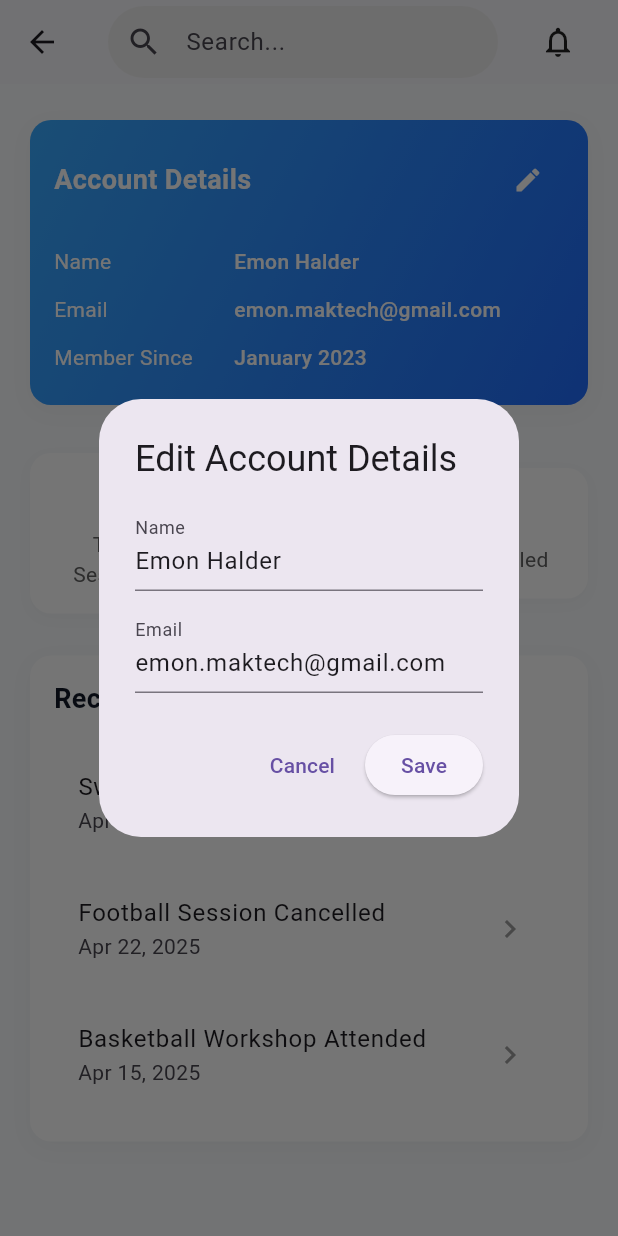
After one commit to MTS-Services/Batteryqk_web-version-App-, a Flutter app: the Account screen opened directly, after a tap on the "edit" icon, on a phone screen of 412 x 824 dp. The commit adds this screen. Run offline on Flutter 3.47's test engine with Material 3 defaults, Android fonts, the phone set to English and light mode, and no system bars; our stand-ins replace dropdown_button2.

Commit message:
account page done

```diff
--- /dev/null
+++ b/lib/features/authentication/views/account.dart
@@ -0,0 +1,298 @@
+import 'package:batteryqk_web_app/common/widgets/custom_app_bar.dart';
+import 'package:flutter/material.dart';
+
+class Account extends StatefulWidget {
+  const Account({super.key});
+
+  @override
+  State<Account> createState() => _AccountState();
+}
+
+class _AccountState extends State<Account> {
+  String name = 'Emon Halder';
+  String email = 'emon.maktech@gmail.com';
+
+  void _editAccountDetails() {
+    final nameController = TextEditingController(text: name);
+    final emailController = TextEditingController(text: email);
+
+    showDialog(
+      context: context,
+      builder:
+          (context) => AlertDialog(
+            title: const Text('Edit Account Details'),
+            content: Column(
+              mainAxisSize: MainAxisSize.min,
+              children: [
+                TextField(
+                  controller: nameController,
+                  decoration: const InputDecoration(labelText: 'Name'),
+                ),
+                const SizedBox(height: 12),
+                TextField(
+                  controller: emailController,
+                  decoration: const InputDecoration(labelText: 'Email'),
+                ),
+              ],
+            ),
+            actions: [
+              TextButton(
+                onPressed: () => Navigator.of(context).pop(),
+                child: const Text('Cancel'),
+              ),
+              ElevatedButton(
+                onPressed: () {
+                  setState(() {
+                    name = nameController.text;
+                    email = emailController.text;
+                  });
+                  Navigator.of(context).pop();
+                },
+                child: const Text('Save'),
+              ),
+            ],
+          ),
+    );
+  }
+
+  @override
+  Widget build(BuildContext context) {
+    return Scaffold(
+      appBar: const PreferredSize(
+        preferredSize: Size.fromHeight(kToolbarHeight),
+        child: CustomAppBar(),
+      ),
+      backgroundColor: const Color(0xFFF8FAFC),
+      body: SingleChildScrollView(
+        padding: const EdgeInsets.symmetric(horizontal: 20, vertical: 24),
+        child: Column(
+          crossAxisAlignment: CrossAxisAlignment.start,
+          children: [
+            _sectionCard(
+              title: 'Account Details',
+              onEdit: _editAccountDetails,
+              children: [
+                _InfoRow(label: 'Name', value: name),
+                _InfoRow(label: 'Email', value: email),
+                const _InfoRow(label: 'Member Since', value: 'January 2023'),
+              ],
+            ),
+            const SizedBox(height: 24),
+
+            // Stats Grid
+            Row(
+              children: const [
+                _StatCard(label: 'Total Sessions', value: '12'),
+                SizedBox(width: 12),
+                _StatCard(label: 'Upcoming', value: '3'),
+                SizedBox(width: 12),
+                _StatCard(label: 'Cancelled', value: '1'),
+              ],
+            ),
+            const SizedBox(height: 28),
+
+            // Recent Activity
+            _sectionCard(
+              title: 'Recent Activity',
+              children: const [
+                _ActivityItem(
+                  title: 'Swimming Session Booked',
+                  date: 'Apr 28, 2025',
+                ),
+                _ActivityItem(
+                  title: 'Football Session Cancelled',
+                  date: 'Apr 22, 2025',
+                ),
+                _ActivityItem(
+                  title: 'Basketball Workshop Attended',
+                  date: 'Apr 15, 2025',
+                ),
+              ],
+            ),
+          ],
+        ),
+      ),
+    );
+  }
+
+  Widget _sectionCard({
+    required String title,
+    List<Widget> children = const [],
+    VoidCallback? onEdit,
+  }) {
+    final bool isGradient = title == 'Account Details';
+
+    final content = Column(
+      crossAxisAlignment: CrossAxisAlignment.start,
+      children: [
+        Row(
+          children: [
+            Expanded(
+              child: Text(
+                title,
+                style: TextStyle(
+                  fontSize: 18,
+                  fontWeight: FontWeight.w600,
+                  color: isGradient ? Colors.white : const Color(0xFF111827),
+                ),
+              ),
+            ),
+            if (onEdit != null)
+              IconButton(
+                icon: Icon(
+                  Icons.edit,
+                  size: 20,
+                  color: isGradient ? Colors.white : Colors.blue,
+                ),
+                onPressed: onEdit,
+                tooltip: 'Edit',
+              ),
+          ],
+        ),
+        const SizedBox(height: 14),
+        ...children,
+      ],
+    );
+
+    final boxDecoration = BoxDecoration(
+      gradient:
+          isGradient
+              ? const LinearGradient(
+                colors: [Color(0xFF38A9FF), Color(0xff206CFD)],
+                begin: Alignment.topLeft,
+                end: Alignment.bottomRight,
+              )
+              : null,
+      color: isGradient ? null : Colors.white,
+      borderRadius: BorderRadius.circular(14),
+      boxShadow: [
+        BoxShadow(
+          color: Colors.grey.withOpacity(0.08),
+          blurRadius: 12,
+          offset: const Offset(0, 4),
+        ),
+      ],
+    );
+
+    return Container(
+      width: double.infinity,
+      padding: const EdgeInsets.all(16),
+      margin: const EdgeInsets.only(bottom: 8),
+      decoration: boxDecoration,
+      child:
+          isGradient
+              ? Theme(
+                data: Theme.of(context).copyWith(
+                  textTheme: Theme.of(context).textTheme.apply(
+                    bodyColor: Colors.white,
+                    displayColor: Colors.white,
+                  ),
+                ),
+                child: content,
+              )
+              : content,
+    );
+  }
+}
+
+class _InfoRow extends StatelessWidget {
+  final String label;
+  final String value;
+
+  const _InfoRow({required this.label, required this.value});
+
+  @override
+  Widget build(BuildContext context) {
+    return Padding(
+      padding: const EdgeInsets.symmetric(vertical: 6),
+      child: Row(
+        children: [
+          SizedBox(
+            width: 120,
+            child: Text(
+              label,
+              style: Theme.of(
+                context,
+              ).textTheme.bodyMedium?.copyWith(color: Colors.white),
+            ),
+          ),
+          Expanded(
+            child: Text(
+              value,
+              style: const TextStyle(
+                fontWeight: FontWeight.w500,
+                color: Colors.white,
+              ),
+            ),
+          ),
+        ],
+      ),
+    );
+  }
+}
+
+class _StatCard extends StatelessWidget {
+  final String label;
+  final String value;
+
+  const _StatCard({required this.label, required this.value});
+
+  @override
+  Widget build(BuildContext context) {
+    return Expanded(
+      child: Container(
+        padding: const EdgeInsets.all(16),
+        decoration: BoxDecoration(
+          color: const Color(0xFFFFFFFF),
+          borderRadius: BorderRadius.circular(14),
+          boxShadow: [
+            BoxShadow(
+              color: Colors.grey.withOpacity(0.06),
+              blurRadius: 8,
+              offset: const Offset(0, 3),
+            ),
+          ],
+        ),
+        child: Column(
+          children: [
+            Text(
+              value,
+              style: const TextStyle(
+                fontSize: 20,
+                fontWeight: FontWeight.bold,
+                color: Color(0xFF3B82F6),
+              ),
+            ),
+            const SizedBox(height: 6),
+            Text(
+              label,
+              style: TextStyle(fontSize: 14, color: Colors.grey.shade700),
+              textAlign: TextAlign.center,
+            ),
+          ],
+        ),
+      ),
+    );
+  }
+}
+
+class _ActivityItem extends StatelessWidget {
+  final String title;
+  final String date;
+
+  const _ActivityItem({required this.title, required this.date});
+
+  @override
+  Widget build(BuildContext context) {
+    return Padding(
+      padding: const EdgeInsets.symmetric(vertical: 6),
+      child: ListTile(
+        shape: RoundedRectangleBorder(borderRadius: BorderRadius.circular(10)),
+        tileColor: const Color(0xFFF1F5F9),
+        title: Text(title),
+        subtitle: Text(date),
+        trailing: const Icon(Icons.chevron_right, color: Colors.grey),
+      ),
+    );
+  }
+}
--- a/lib/features/authentication/views/menu_screen.dart
+++ b/lib/features/authentication/views/menu_screen.dart
@@ -1,3 +1,4 @@
+import 'package:batteryqk_web_app/features/authentication/views/account.dart';
 import 'package:batteryqk_web_app/features/authentication/views/car_service.dart';
 import 'package:batteryqk_web_app/features/authentication/views/faqs.dart';
 import 'package:batteryqk_web_app/features/authentication/views/points.dart';
@@ -17,7 +18,7 @@ class MenuScreen extends StatefulWidget {
 
 class _MenuScreenState extends State<MenuScreen> {
   final pageList = [
-    Container(),
+    Account(),
     Points(),
     CarService(),
     Faqs(),
@@ -91,7 +92,7 @@ class _MenuScreenState extends State<MenuScreen> {
                 ),
                 const SizedBox(height: 6),
                 const Text(
-                  'Emon Halder 👋',
+                  'Hey, Emon 👋',
                   style: TextStyle(
                     fontSize: 25,
                     fontWeight: FontWeight.bold,
```
